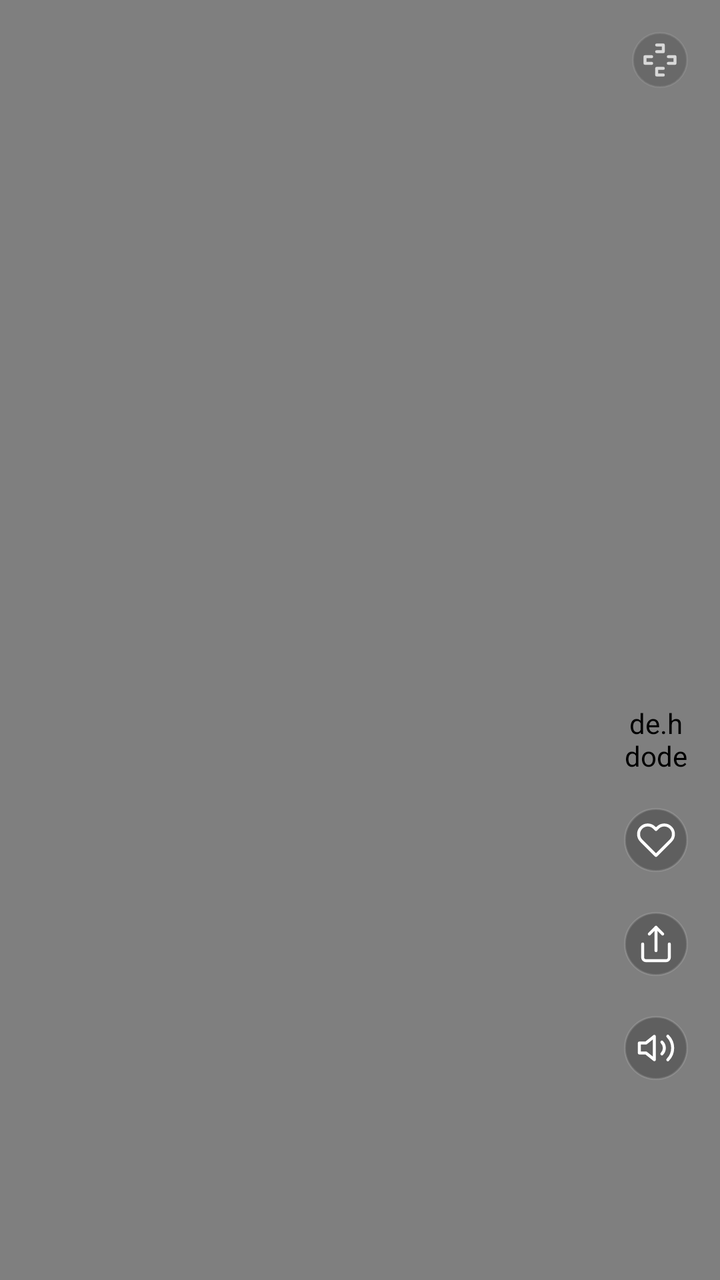
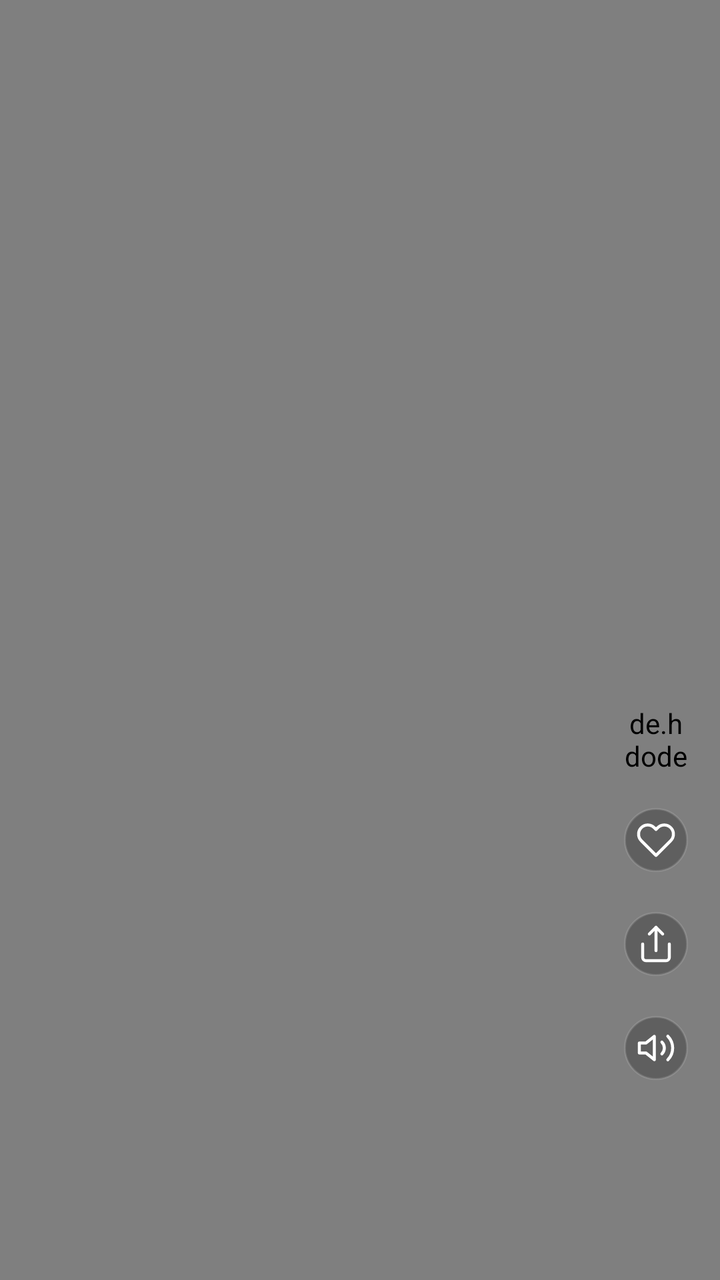

An Android layout rendered at two revisions. The XML below is the earlier revision; the diff shows what the commit changed to produce the second picture.
<!-- AndroidManifest.xml: application theme Theme.CourseV -->
<!-- res/layout/item_video.xml -->
<?xml version="1.0" encoding="utf-8"?>
<androidx.constraintlayout.widget.ConstraintLayout xmlns:android="http://schemas.android.com/apk/res/android"
    xmlns:app="http://schemas.android.com/apk/res-auto"
    xmlns:tools="http://schemas.android.com/tools"
    android:layout_width="match_parent"
    android:layout_height="match_parent"
    android:background="#000000">

    <VideoView
        android:id="@+id/videoView"
        android:layout_width="0dp"
        android:layout_height="0dp"
        app:layout_constraintBottom_toBottomOf="parent"
        app:layout_constraintEnd_toEndOf="parent"
        app:layout_constraintStart_toStartOf="parent"
        app:layout_constraintTop_toTopOf="parent" />

    
    <ImageView
        android:id="@+id/playPauseOverlay"
        android:layout_width="wrap_content"
        android:layout_height="wrap_content"
        android:src="@drawable/ic_pause_overlay"
        android:visibility="gone"
        android:alpha="0.8"
        app:layout_constraintBottom_toBottomOf="parent"
        app:layout_constraintEnd_toEndOf="parent"
        app:layout_constraintStart_toStartOf="parent"
        app:layout_constraintTop_toTopOf="parent" />

    
    <ImageView
        android:id="@+id/fullscreenButton"
        android:layout_width="28dp"
        android:layout_height="28dp"
        android:layout_margin="16dp"
        android:background="@drawable/rounded_button_background"
        android:padding="4dp"
        android:src="@drawable/ic_fullscreen_minimal"
        android:alpha="0.7"
        app:layout_constraintEnd_toEndOf="parent"
        app:layout_constraintTop_toTopOf="parent" />

    
    <TextView
        android:id="@+id/errorPlaceholder"
        android:layout_width="wrap_content"
        android:layout_height="wrap_content"
        android:text="No se pudo cargar el video"
        android:textColor="#FFFFFF"
        android:textSize="18sp"
        android:visibility="gone"
        app:layout_constraintBottom_toBottomOf="parent"
        app:layout_constraintEnd_toEndOf="parent"
        app:layout_constraintStart_toStartOf="parent"
        app:layout_constraintTop_toTopOf="parent" />

    
    
    <LinearLayout
        android:id="@+id/rightActionButtons"
        android:layout_width="wrap_content"
        android:layout_height="wrap_content"
        android:layout_marginEnd="16dp"
        android:layout_marginBottom="100dp"
        android:orientation="vertical"
        app:layout_constraintBottom_toBottomOf="parent"
        app:layout_constraintEnd_toEndOf="parent">

        <de.hdodenhof.circleimageview.CircleImageView
            android:id="@+id/profileButton"
            android:layout_width="32dp"
            android:layout_height="32dp"
            android:layout_marginBottom="20dp"
            app:civ_border_color="#FFFFFF"
            app:civ_border_width="1dp" />

        <ImageView
            android:id="@+id/likeButton"
            android:layout_width="32dp"
            android:layout_height="32dp"
            android:layout_marginBottom="20dp"
            android:src="@drawable/ic_heart_minimal"
            android:background="@drawable/rounded_button_background"
            android:padding="6dp" />

        <ImageView
            android:id="@+id/shareButton"
            android:layout_width="32dp"
            android:layout_height="32dp"
            android:layout_marginBottom="20dp"
            android:src="@drawable/ic_share_minimal"
            android:background="@drawable/rounded_button_background"
            android:padding="6dp" />

        <ImageView
            android:id="@+id/soundButton"
            android:layout_width="32dp"
            android:layout_height="32dp"
            android:src="@drawable/ic_sound_minimal"
            android:background="@drawable/rounded_button_background"
            android:padding="6dp" />
    </LinearLayout>

    
    <LinearLayout
        android:id="@+id/bottomInfoSection"
        android:layout_width="match_parent"
        android:layout_height="wrap_content"
        android:layout_marginStart="16dp"
        android:layout_marginEnd="16dp"
        android:layout_marginBottom="80dp"
        android:orientation="vertical"
        app:layout_constraintBottom_toBottomOf="parent"
        app:layout_constraintStart_toStartOf="parent">

        <TextView
            android:id="@+id/usernameText"
            android:layout_width="wrap_content"
            android:layout_height="wrap_content"
            android:textColor="#FFFFFF"
            android:textSize="18sp"
            android:textStyle="bold"
            android:clickable="true"
            android:focusable="true"
            android:background="?android:attr/selectableItemBackgroundBorderless"
            android:padding="8dp"
            android:drawablePadding="8dp"
            android:drawableTint="#CCCCCC" />

        <TextView
            android:id="@+id/videoDescription"
            android:layout_width="wrap_content"
            android:layout_height="wrap_content"
            android:layout_marginTop="4dp"
            android:textColor="#FFFFFF"
            android:textSize="14sp" />

        <TextView
            android:id="@+id/gameTitle"
            android:layout_width="wrap_content"
            android:layout_height="wrap_content"
            android:layout_marginTop="4dp"
            android:textColor="#FFFFFF"
            android:textSize="14sp" />
    </LinearLayout>

</androidx.constraintlayout.widget.ConstraintLayout>
<!-- resources referenced by this layout -->
<resources>
  <!-- drawable ic_fullscreen_minimal (drawable) -->
  <?xml version="1.0" encoding="utf-8"?>
  <vector xmlns:android="http://schemas.android.com/apk/res/android"
      android:width="20dp"
      android:height="20dp"
      android:viewportWidth="24"
      android:viewportHeight="24">
      <path
          android:strokeColor="#FFFFFF"
          android:strokeWidth="1.8"
          android:strokeLineCap="round"
          android:strokeLineJoin="round"
          android:fillColor="@android:color/transparent"
          android:pathData="M7,14 L3,14 L3,10 L7,10"/>
      <path
          android:strokeColor="#FFFFFF"
          android:strokeWidth="1.8"
          android:strokeLineCap="round"
          android:strokeLineJoin="round"
          android:fillColor="@android:color/transparent"
          android:pathData="M17,10 L21,10 L21,14 L17,14"/>
      <path
          android:strokeColor="#FFFFFF"
          android:strokeWidth="1.8"
          android:strokeLineCap="round"
          android:strokeLineJoin="round"
          android:fillColor="@android:color/transparent"
          android:pathData="M14,17 L10,17 L10,21 L14,21"/>
      <path
          android:strokeColor="#FFFFFF"
          android:strokeWidth="1.8"
          android:strokeLineCap="round"
          android:strokeLineJoin="round"
          android:fillColor="@android:color/transparent"
          android:pathData="M10,7 L14,7 L14,3 L10,3"/>
  </vector>
  <!-- drawable ic_heart_minimal (drawable) -->
  <?xml version="1.0" encoding="utf-8"?>
  <vector xmlns:android="http://schemas.android.com/apk/res/android"
      android:width="20dp"
      android:height="20dp"
      android:viewportWidth="24"
      android:viewportHeight="24">
      <path
          android:strokeColor="#FFFFFF"
          android:strokeWidth="1.8"
          android:strokeLineCap="round"
          android:strokeLineJoin="round"
          android:fillColor="@android:color/transparent"
          android:pathData="M20.84,4.61a5.5,5.5 0,0 0,-7.78 0L12,5.67l-1.06,-1.06a5.5,5.5 0,0 0,-7.78 7.78l1.06,1.06L12,21.23l7.78,-7.78 1.06,-1.06a5.5,5.5 0,0 0,0 -7.78z"/>
  </vector>
  <!-- drawable ic_pause_overlay (drawable) -->
  <?xml version="1.0" encoding="utf-8"?>
  <vector xmlns:android="http://schemas.android.com/apk/res/android"
      android:width="48dp"
      android:height="48dp"
      android:viewportWidth="24"
      android:viewportHeight="24">
      <path
          android:fillColor="#80FFFFFF"
          android:pathData="M12,2C6.48,2 2,6.48 2,12s4.48,10 10,10 10,-4.48 10,-10S17.52,2 12,2zM11,16H9V8h2v8zM15,16h-2V8h2v8z"/>
  </vector>
  <!-- drawable rounded_button_background (drawable) -->
  <?xml version="1.0" encoding="utf-8"?>
  <selector xmlns:android="http://schemas.android.com/apk/res/android">
      <item android:state_pressed="true">
          <shape android:shape="oval">
              <solid android:color="#60000000" />
              <stroke android:width="1dp" android:color="#40FFFFFF" />
          </shape>
      </item>
      <item>
          <shape android:shape="oval">
              <solid android:color="#40000000" />
              <stroke android:width="1dp" android:color="#20FFFFFF" />
          </shape>
      </item>
  </selector>
  <style name="Theme.CourseV" parent="Base.Theme.CourseV" />
  <style name="Base.Theme.CourseV" parent="Theme.Material3.DayNight.NoActionBar">
          
          
      </style>
  <!-- unchanged entries left out for length: 2 -->
</resources>

<!-- the commit's change to res/layout/item_video.xml (unified diff, before → after) -->
@@ -29,17 +29,41 @@
         app:layout_constraintTop_toTopOf="parent" />
 
     
-    <ImageView
-        android:id="@+id/fullscreenButton"
-        android:layout_width="28dp"
-        android:layout_height="28dp"
-        android:layout_margin="16dp"
+    <LinearLayout
+        android:id="@+id/fullscreenButtonContainer"
+        android:layout_width="wrap_content"
+        android:layout_height="wrap_content"
+        android:orientation="horizontal"
+        android:gravity="center_vertical"
         android:background="@drawable/rounded_button_background"
-        android:padding="4dp"
-        android:src="@drawable/ic_fullscreen_minimal"
-        android:alpha="0.7"
+        android:paddingStart="12dp"
+        android:paddingEnd="16dp"
+        android:paddingTop="8dp"
+        android:paddingBottom="8dp"
+        android:alpha="0.0"
+        android:visibility="gone"
+        app:layout_constraintStart_toStartOf="parent"
         app:layout_constraintEnd_toEndOf="parent"
-        app:layout_constraintTop_toTopOf="parent" />
+        app:layout_constraintTop_toTopOf="@+id/rightActionButtons"
+        app:layout_constraintBottom_toBottomOf="@+id/rightActionButtons">
+
+        <ImageView
+            android:id="@+id/fullscreenButton"
+            android:layout_width="24dp"
+            android:layout_height="24dp"
+            android:src="@drawable/ic_fullscreen_minimal"
+            android:scaleType="centerInside"
+            android:layout_marginEnd="8dp" />
+
+        <TextView
+            android:id="@+id/fullscreenText"
+            android:layout_width="wrap_content"
+            android:layout_height="wrap_content"
+            android:text="Pantalla completa"
+            android:textColor="#FFFFFF"
+            android:textSize="14sp"
+            android:textStyle="bold" />
+    </LinearLayout>
 
     
     <TextView
<!-- resource entries referenced after the edit -->
@@ -1,41 +1,6 @@
 <!-- resources referenced by this layout -->
 <resources>
-  <!-- drawable ic_fullscreen_minimal (drawable) -->
-  <?xml version="1.0" encoding="utf-8"?>
-  <vector xmlns:android="http://schemas.android.com/apk/res/android"
-      android:width="20dp"
-      android:height="20dp"
-      android:viewportWidth="24"
-      android:viewportHeight="24">
-      <path
-          android:strokeColor="#FFFFFF"
-          android:strokeWidth="1.8"
-          android:strokeLineCap="round"
-          android:strokeLineJoin="round"
-          android:fillColor="@android:color/transparent"
-          android:pathData="M7,14 L3,14 L3,10 L7,10"/>
-      <path
-          android:strokeColor="#FFFFFF"
-          android:strokeWidth="1.8"
-          android:strokeLineCap="round"
-          android:strokeLineJoin="round"
-          android:fillColor="@android:color/transparent"
-          android:pathData="M17,10 L21,10 L21,14 L17,14"/>
-      <path
-          android:strokeColor="#FFFFFF"
-          android:strokeWidth="1.8"
-          android:strokeLineCap="round"
-          android:strokeLineJoin="round"
-          android:fillColor="@android:color/transparent"
-          android:pathData="M14,17 L10,17 L10,21 L14,21"/>
-      <path
-          android:strokeColor="#FFFFFF"
-          android:strokeWidth="1.8"
-          android:strokeLineCap="round"
-          android:strokeLineJoin="round"
-          android:fillColor="@android:color/transparent"
-          android:pathData="M10,7 L14,7 L14,3 L10,3"/>
-  </vector>
+  <!-- drawable ic_fullscreen_minimal: vector/xml drawable (drawable, 2157 chars, omitted) -->
   <!-- drawable ic_heart_minimal (drawable) -->
   <?xml version="1.0" encoding="utf-8"?>
   <vector xmlns:android="http://schemas.android.com/apk/res/android"
